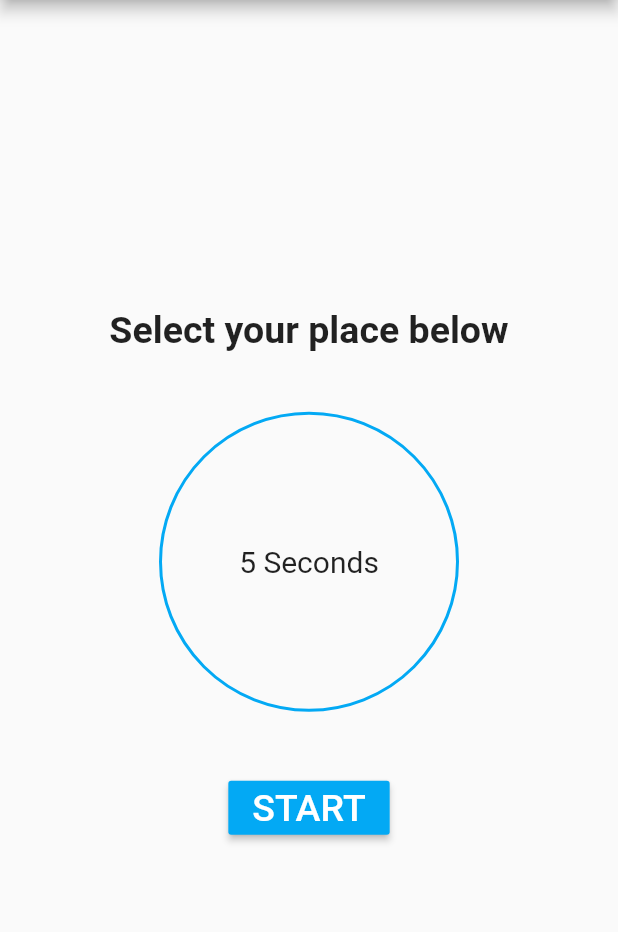
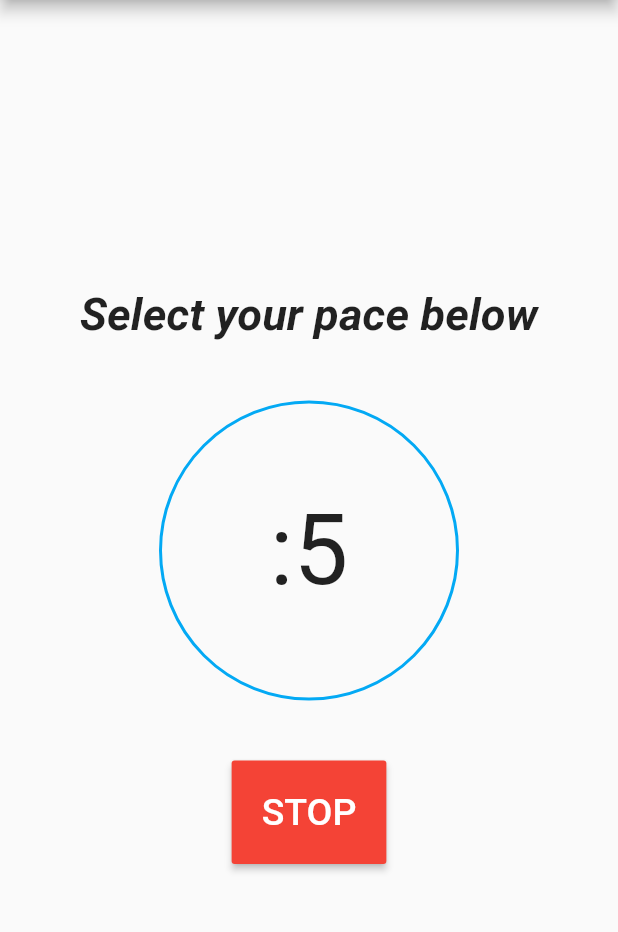
Before and after one commit to mikhail-karan/workout-pace-keeper, a Flutter app: the screen it shows after launch, after a tap on "START", on a phone screen of 412 x 824 dp, the part 84-1016 px from its top. Run offline on Flutter 3.47's test engine with Material 2 defaults, Android fonts, the phone set to English and light mode, and no system bars.

Commit message:
-start/stop framework setup

```diff
--- a/lib/main.dart
+++ b/lib/main.dart
@@ -2,8 +2,8 @@
 // Use of this source code is governed by a BSD-style license that can be
 // found in the LICENSE file.
 
-import 'package:flutter/widgets.dart';
 import 'package:flutter/material.dart';
+import 'dart:async';
 
 void main() {
   runApp(
@@ -14,6 +14,9 @@ void main() {
   );
 }
 
+int paceNum = 5;
+bool isStart = true;
+
 class AwesomeButton extends StatefulWidget {
   @override
   AwesomeButtonState createState() => new AwesomeButtonState();
@@ -21,8 +24,43 @@ class AwesomeButton extends StatefulWidget {
 
 class AwesomeButtonState extends State<AwesomeButton> {
 
+
+
+  //int prettyNum = paceNum ~/ 1000;
+  Timer timer;
+  String button = "START";
+  var buttonColor = Colors.lightBlue;
+
+  void startInterval() {
+    const interval = const Duration(seconds: 1);
+    var duration = interval*paceNum;
+    timer = new Timer.periodic(duration, (Timer timer) => intervalCallback(interval));
+
+  }
+
+  void intervalCallback(var interval) {
+    if (isStart){
+    }
+    else {
+      timer.cancel();
+
+    }
+  }
+
   void onPressed() {
     setState(() {
+      if (isStart){
+        button = "STOP";
+        buttonColor = Colors.red;
+        isStart = false;
+      }
+      else {
+        button = "START";
+        buttonColor = Colors.lightBlue;
+        isStart = true;
+
+      }
+
     });
   }
 
@@ -35,7 +73,7 @@ class AwesomeButtonState extends State<AwesomeButton> {
           child: new Column(
             mainAxisAlignment: MainAxisAlignment.center,
             children: <Widget>[
-              new Text("Select your place below", style: new TextStyle(fontSize: 25.0, fontWeight: FontWeight.bold)),
+              new Text("Select your pace below", style: new TextStyle(fontSize: 30.0, fontWeight: FontWeight.bold, fontStyle: FontStyle.italic)),
               new Container(
                 margin: new EdgeInsets.all(40.0),
                 height: 200.0,
@@ -47,11 +85,12 @@ class AwesomeButtonState extends State<AwesomeButton> {
                     width: 2.0
                   )
                 ),
-                child: new Center (child: new Text("5 Seconds", style: new TextStyle(fontSize: 20.0)))
+                child: new Center (child: new Text(":" + paceNum.toString(), style: new TextStyle(fontSize: 65.0)))
               ),
               new RaisedButton(
-                child: new Text("START", style: new TextStyle(fontSize: 25.0, color: Colors.white)),
-                color: Colors.lightBlue,
+                padding: new EdgeInsets.all(20.0),
+                child: new Text(button, style: new TextStyle(fontSize: 25.0, color: Colors.white)),
+                color: buttonColor,
                 onPressed: onPressed,
               )
             ]
```
